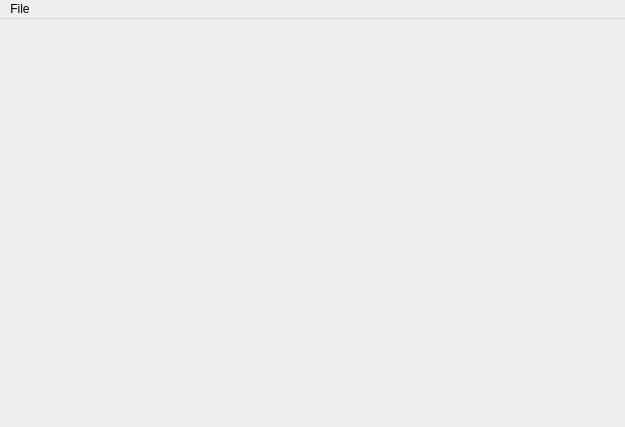
First picture: the form in ImageViewer/src/MainWindow.ui, repository alimoghanni/QtProject, before the edit.
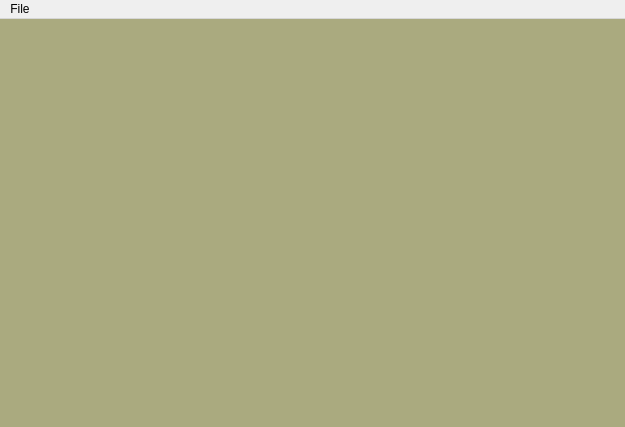
Second picture: the form after the edit.

Commit message: add background color to main window

The edit to the form file:
```diff
--- a/ImageViewer/src/MainWindow.ui
+++ b/ImageViewer/src/MainWindow.ui
@@ -32,6 +32,9 @@
     </property>
     <item>
      <widget class="QLabel" name="imageDisplay">
+      <property name="styleSheet">
+       <string notr="true">background-color: rgb(170, 170, 127);</string>
+      </property>
       <property name="text">
        <string/>
       </property>
```
